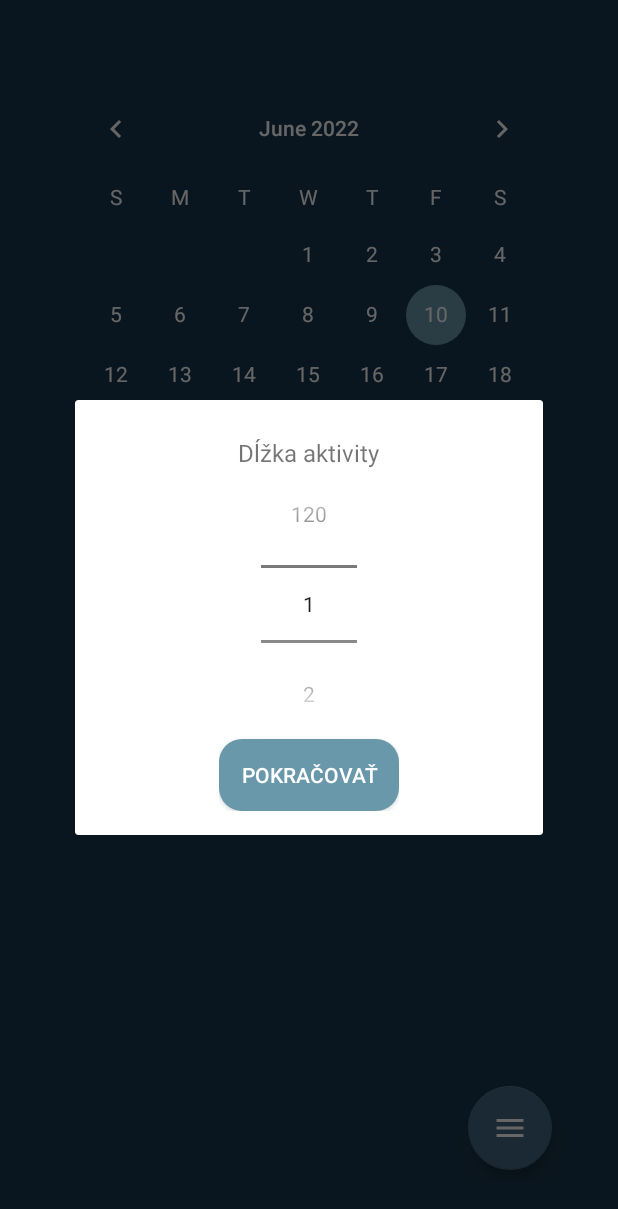
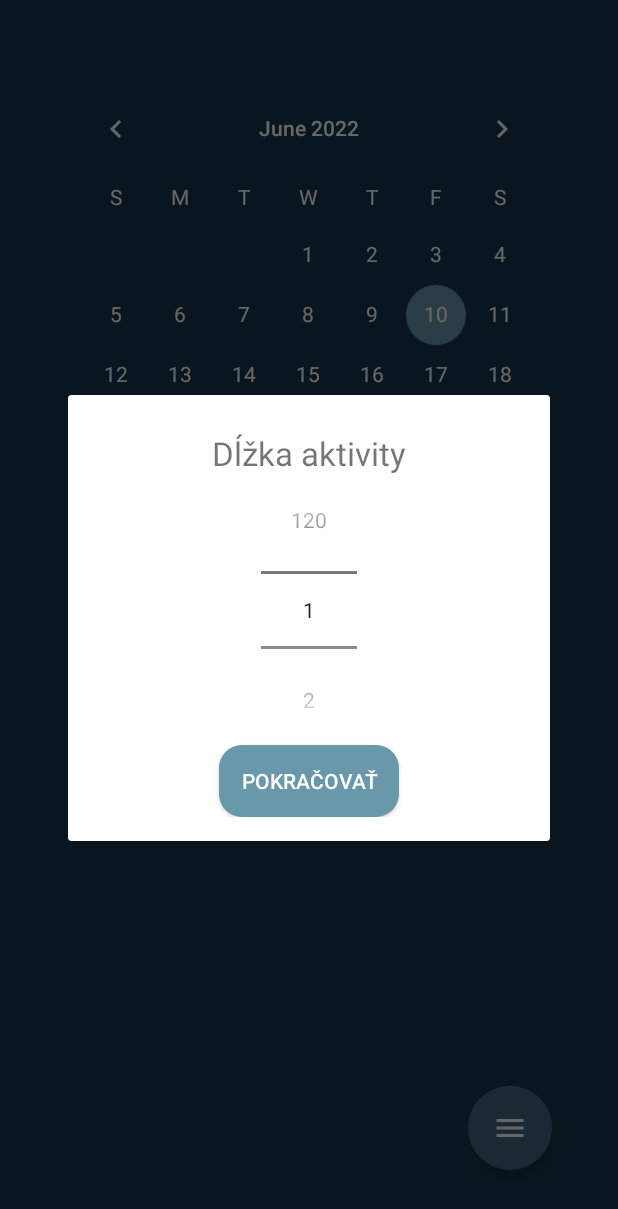
Before and after one commit to xxroman-tech/BeActive, an Android app: the TimePickerDialog screen opened through its navigation route, on a phone screen of 412 x 824 dp. Shown: the top 1209 px of the screen. Run offline under Robolectric (Android 15) with nearby library versions, the phone set to English and light mode, and no system bars; our stand-ins replace Firebase (no records; nobody signed in at launch, a user with empty details on screens opened directly).

Commit message:
#22 Upravenie otacania aplikacie a Ohlasenie
Funkcne odhlasenie z aplikacie a pridanie menu do otocenej aplikacie

```diff
--- a/app/src/main/java/com/romanlojko/beactive/LoginFragment.kt
+++ b/app/src/main/java/com/romanlojko/beactive/LoginFragment.kt
@@ -12,6 +12,7 @@ import androidx.navigation.findNavController
 import com.google.android.gms.tasks.OnCompleteListener
 import com.google.firebase.auth.AuthResult
 import com.google.firebase.auth.FirebaseAuth
+import com.romanlojko.beactive.Objects.Person
 import com.romanlojko.beactive.databinding.FragmentLoginBinding
 
 class LoginFragment : Fragment() {
--- a/app/src/main/res/layout-land/fragment_main_application.xml
+++ b/app/src/main/res/layout-land/fragment_main_application.xml
@@ -11,6 +11,47 @@
         android:layout_height="match_parent"
         android:padding="36dp"
         android:background="@color/background">
+
+        <com.google.android.material.floatingactionbutton.FloatingActionButton
+            android:id="@+id/button_profile"
+            android:layout_width="wrap_content"
+            android:layout_height="wrap_content"
+            android:layout_gravity="end|bottom"
+            android:layout_marginEnd="8dp"
+            android:layout_marginBottom="16dp"
+            android:src="@drawable/ic_baseline_person_outline_24"
+            app:backgroundTint="@color/button"
+            app:layout_anchorGravity="bottom|right|end"
+            app:layout_constraintBottom_toTopOf="@+id/button_add_activity"
+            app:layout_constraintEnd_toEndOf="parent"
+            android:visibility="invisible"/>
+
+        <com.google.android.material.floatingactionbutton.FloatingActionButton
+            android:id="@+id/button_add_activity"
+            android:layout_width="wrap_content"
+            android:layout_height="wrap_content"
+            android:layout_gravity="end|bottom"
+            android:layout_marginEnd="8dp"
+            android:layout_marginBottom="16dp"
+            android:src="@drawable/ic_baseline_add_24"
+            app:backgroundTint="@color/button"
+            app:layout_anchorGravity="bottom|right|end"
+            app:layout_constraintBottom_toTopOf="@+id/button_Menu"
+            app:layout_constraintEnd_toEndOf="parent"
+            android:visibility="invisible"/>
+
+        <com.google.android.material.floatingactionbutton.FloatingActionButton
+            android:id="@+id/button_Menu"
+            android:layout_width="wrap_content"
+            android:layout_height="wrap_content"
+            android:layout_gravity="end|bottom"
+            android:layout_marginEnd="8dp"
+            android:src="@drawable/ic_baseline_menu_24"
+            app:backgroundTint="#406882"
+            app:layout_anchorGravity="bottom|right|end"
+            app:layout_constraintBottom_toBottomOf="parent"
+            app:layout_constraintEnd_toEndOf="parent"
+            tools:ignore="MissingConstraints" />
 
         <LinearLayout
             android:layout_width="match_parent"
@@ -51,14 +92,4 @@
         </LinearLayout>
 
     </androidx.constraintlayout.widget.ConstraintLayout>
-
-    <com.google.android.material.floatingactionbutton.FloatingActionButton
-        android:id="@+id/button_add_activity"
-        android:layout_width="wrap_content"
-        android:layout_height="wrap_content"
-        android:layout_gravity="bottom|end"
-        android:layout_margin="36dp"
-        android:src="@drawable/outline_add_white_24dp"
-        app:backgroundTint="@color/button"
-        tools:ignore="MissingConstraints" />
 </FrameLayout>
--- a/app/src/main/res/layout/float_number_picker.xml
+++ b/app/src/main/res/layout/float_number_picker.xml
@@ -23,7 +23,7 @@
                 android:layout_width="wrap_content"
                 android:layout_height="wrap_content"
                 android:paddingTop="8dp"
-                android:textSize="16sp"
+                android:textSize="22sp"
                 android:text="@string/time_picker_text" />
 
             <NumberPicker
```
Also changed, not shown: app/src/main/java/com/romanlojko/beactive/Profile.kt (+24 -36 lines), app/src/main/res/layout/activity_item.xml (+4 -4 lines), app/src/main/res/layout/fragment_profile.xml (+4 -4 lines).
